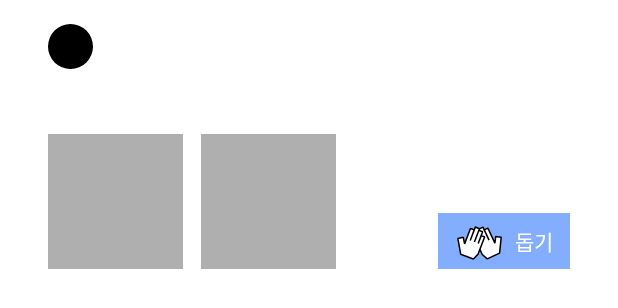
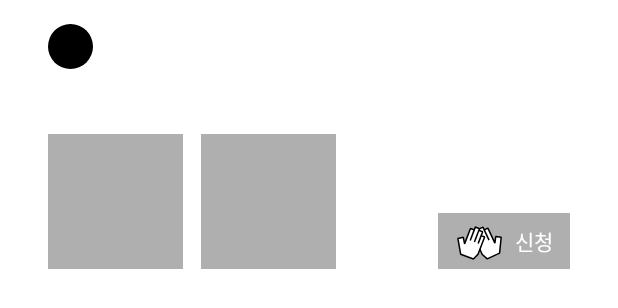
Before and after one commit to KU-Summer-Hackathon/aos, an Android app: the layout item_help.xml on its own in the app's theme, with its tools: preview values and no code run, on a phone screen of 412 x 824 dp. Shown: the top 308 px of the screen. Run offline under Robolectric (Android 15) with nearby library versions, the phone set to English and light mode, and no system bars; network calls fail.

```diff
--- a/app/src/main/java/com/yjooooo/doreandroid/data/remote/datasource/MessageDataSource.kt
+++ b/app/src/main/java/com/yjooooo/doreandroid/data/remote/datasource/MessageDataSource.kt
@@ -1,4 +1,8 @@
 package com.yjooooo.doreandroid.data.remote.datasource
 
+import com.yjooooo.doreandroid.data.remote.entity.response.BaseResponse
+import com.yjooooo.doreandroid.data.remote.entity.response.MessageRoom
+
 interface MessageDataSource {
+    suspend fun getMessageRooms(): BaseResponse<List<MessageRoom>>
 }
--- a/app/src/main/java/com/yjooooo/doreandroid/data/remote/datasource/MessageDataSourceImpl.kt
+++ b/app/src/main/java/com/yjooooo/doreandroid/data/remote/datasource/MessageDataSourceImpl.kt
@@ -1,9 +1,13 @@
 package com.yjooooo.doreandroid.data.remote.datasource
 
+import com.yjooooo.doreandroid.data.remote.entity.response.BaseResponse
+import com.yjooooo.doreandroid.data.remote.entity.response.MessageRoom
 import com.yjooooo.doreandroid.data.remote.service.MessageService
 import javax.inject.Inject
 
 class MessageDataSourceImpl @Inject constructor(
     private val messageService: MessageService
-):MessageDataSource {
+) : MessageDataSource {
+    override suspend fun getMessageRooms(): BaseResponse<List<MessageRoom>> =
+        messageService.getMessageRooms()
 }
--- a/app/src/main/java/com/yjooooo/doreandroid/data/remote/repository/MessageRepository.kt
+++ b/app/src/main/java/com/yjooooo/doreandroid/data/remote/repository/MessageRepository.kt
@@ -1,4 +1,8 @@
 package com.yjooooo.doreandroid.data.remote.repository
 
+import com.yjooooo.doreandroid.data.remote.entity.response.BaseResponse
+import com.yjooooo.doreandroid.data.remote.entity.response.MessageRoom
+
 interface MessageRepository {
+    suspend fun getMessageRooms(): Result<BaseResponse<List<MessageRoom>>>
 }
--- a/app/src/main/java/com/yjooooo/doreandroid/data/remote/repository/MessageRepositoryImpl.kt
+++ b/app/src/main/java/com/yjooooo/doreandroid/data/remote/repository/MessageRepositoryImpl.kt
@@ -1,9 +1,13 @@
 package com.yjooooo.doreandroid.data.remote.repository
 
 import com.yjooooo.doreandroid.data.remote.datasource.MessageDataSource
+import com.yjooooo.doreandroid.data.remote.entity.response.BaseResponse
+import com.yjooooo.doreandroid.data.remote.entity.response.MessageRoom
 import javax.inject.Inject
 
 class MessageRepositoryImpl @Inject constructor(
     private val messageDataSource: MessageDataSource
 ) : MessageRepository {
+    override suspend fun getMessageRooms(): Result<BaseResponse<List<MessageRoom>>> =
+        kotlin.runCatching { messageDataSource.getMessageRooms() }
 }
--- a/app/src/main/java/com/yjooooo/doreandroid/data/remote/service/MessageService.kt
+++ b/app/src/main/java/com/yjooooo/doreandroid/data/remote/service/MessageService.kt
@@ -1,4 +1,10 @@
 package com.yjooooo.doreandroid.data.remote.service
 
+import com.yjooooo.doreandroid.data.remote.entity.response.BaseResponse
+import com.yjooooo.doreandroid.data.remote.entity.response.MessageRoom
+import retrofit2.http.GET
+
 interface MessageService {
+    @GET("chats")
+    suspend fun getMessageRooms(): BaseResponse<List<MessageRoom>>
 }
--- a/app/src/main/java/com/yjooooo/doreandroid/presentation/message/MessageAdapter.kt
+++ /dev/null
@@ -1,4 +0,0 @@
-package com.yjooooo.doreandroid.presentation.message
-
-class MessageAdapter {
-}
--- a/app/src/main/res/layout/activity_message.xml
+++ b/app/src/main/res/layout/activity_message.xml
@@ -53,7 +53,7 @@
             app:layout_constraintTop_toTopOf="parent" />
 
         <androidx.recyclerview.widget.RecyclerView
-            android:id="@+id/rv_message"
+            android:id="@+id/rv_message_room"
             android:layout_width="0dp"
             android:layout_height="0dp"
             android:layout_marginTop="32dp"
@@ -62,7 +62,7 @@
             app:layout_constraintBottom_toBottomOf="parent"
             app:layout_constraintEnd_toEndOf="parent"
             app:layout_constraintStart_toStartOf="parent"
-            tools:listitem="@layout/item_message"
+            tools:listitem="@layout/item_message_room"
             app:layout_constraintTop_toBottomOf="@id/tv_message_title" />
 
     </androidx.constraintlayout.widget.ConstraintLayout>
--- a/app/src/main/res/layout/item_help.xml
+++ b/app/src/main/res/layout/item_help.xml
@@ -93,6 +93,26 @@
             android:text="@string/help_do_help"
             android:textColor="@color/dore_white"
             android:textSize="14dp"
+            android:visibility="@{help.requested ? View.INVISIBLE : View.VISIBLE}"
+            app:layout_constraintBottom_toBottomOf="parent"
+            app:layout_constraintEnd_toEndOf="parent" />
+
+        <androidx.appcompat.widget.AppCompatButton
+            android:id="@+id/btn_help_subscribe"
+            android:layout_width="wrap_content"
+            android:layout_height="wrap_content"
+            android:background="@color/dore_gray_5"
+            android:drawableStart="@drawable/ic_help_do"
+            android:drawablePadding="4dp"
+            android:fontFamily="@font/spoqa_han_sans_neo_medium"
+            android:minHeight="0dp"
+            android:paddingHorizontal="10dp"
+            android:paddingVertical="6dp"
+            android:stateListAnimator="@null"
+            android:text="@string/help_do_subscribe"
+            android:textColor="@color/dore_white"
+            android:textSize="14dp"
+            android:visibility="@{help.requested ? View.VISIBLE : View.INVISIBLE}"
             app:layout_constraintBottom_toBottomOf="parent"
             app:layout_constraintEnd_toEndOf="parent" />
 
--- a/app/src/main/res/values/strings.xml
+++ b/app/src/main/res/values/strings.xml
@@ -29,6 +29,7 @@
 
     <!-- HelpActivity -->
     <string name="help_do_help">돕기</string>
+    <string name="help_do_subscribe">신청</string>
     <string name="help_request_help">도움 요청</string>
 
     <!-- HelpRequestActivity -->
```
Also changed, not shown: app/src/main/java/com/yjooooo/doreandroid/data/remote/entity/response/MessageRoom.kt (added, +9 -0 lines), app/src/main/java/com/yjooooo/doreandroid/presentation/message/MessageActivity.kt (+17 -0 lines), app/src/main/java/com/yjooooo/doreandroid/presentation/message/MessageRoomAdapter.kt (added, +49 -0 lines), app/src/main/java/com/yjooooo/doreandroid/presentation/message/MessageViewModel.kt (+21 -0 lines), app/src/main/res/layout/item_message_room.xml (renamed from app/src/main/res/layout/item_message.xml, +9 -3 lines).
